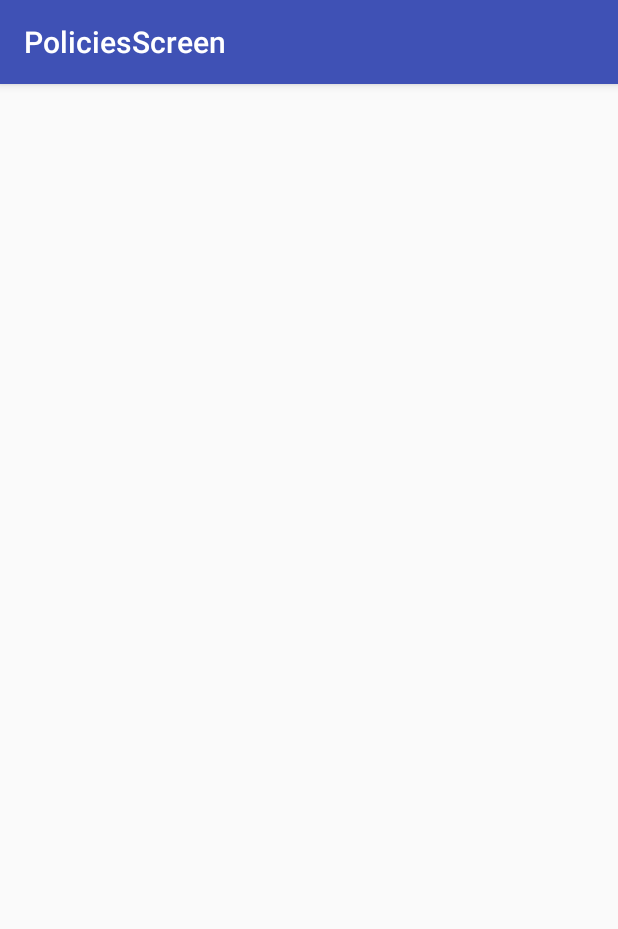
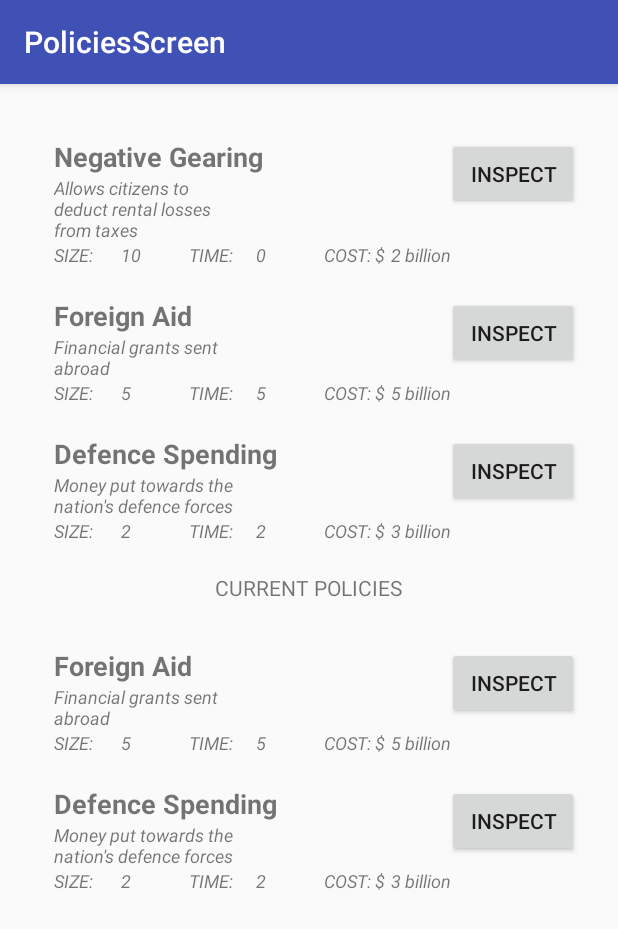
Before and after one commit to YiannisChambers/Geopolitique, an Android app: the PoliciesScreen screen opened directly, with no data from a screen before it, on a phone screen of 412 x 824 dp. Shown: the top 929 px of the screen. Run offline under Robolectric (Android 15) with nearby library versions, the phone set to English and light mode, and no system bars.

Commit message:
Added working Policy screen.

```diff
--- a/Geopolitique/app/src/main/AndroidManifest.xml
+++ b/Geopolitique/app/src/main/AndroidManifest.xml
@@ -50,6 +50,10 @@
         <activity
             android:name=".PoliciesScreen"
             android:label="@string/title_activity_policies_screen"
+            android:theme="@style/AppTheme.NoActionBar" />
+        <activity
+            android:name=".PolicyActivity"
+            android:label="@string/title_activity_policy"
             android:theme="@style/AppTheme.NoActionBar"></activity>
     </application>
 
--- a/Geopolitique/app/src/main/java/geopolitique/id11699156/com/geopolitique/Model.java
+++ b/Geopolitique/app/src/main/java/geopolitique/id11699156/com/geopolitique/Model.java
@@ -80,8 +80,11 @@ public class Model {
         effects.add(new Effect(Constants.AVERAGE_INCOME, -1000));
         effects.add(new Effect(Constants.POPULARITY, 5));
         effects.add(new Effect(Constants.INTERNATIONAL_POPULARITY, -1));
-        Policy p2 = new Policy("Defence spending", "Money put towards the nation's defence forces", effects, 2, 2500000000f, Constants.DEFENCE);
+        Policy p2 = new Policy("Defence Spending", "Money put towards the nation's defence forces", effects, 2, 2500000000f, Constants.DEFENCE);
         country.getGovernment().getCabinet().getDefenceMinister().addPolicy(p2);
+
+        policies.add(p);
+        policies.add(p2);
     }
     public static LinkedList<Policy> getPolicies() {
         return policies;
--- a/Geopolitique/app/src/main/java/geopolitique/id11699156/com/geopolitique/PoliciesAdapter.java
+++ b/Geopolitique/app/src/main/java/geopolitique/id11699156/com/geopolitique/PoliciesAdapter.java
@@ -1,6 +1,7 @@
 package geopolitique.id11699156.com.geopolitique;
 
 import android.content.Context;
+import android.content.Intent;
 import android.support.v7.widget.RecyclerView;
 import android.view.LayoutInflater;
 import android.view.View;
@@ -10,6 +11,7 @@ import android.widget.LinearLayout;
 import android.widget.TextView;
 
 import java.util.ArrayList;
+import java.util.Arrays;
 import java.util.LinkedList;
 
 /**
@@ -17,94 +19,73 @@ import java.util.LinkedList;
  */
 public class PoliciesAdapter extends RecyclerView.Adapter<PoliciesAdapter.PoliciesAdapterViewHolder> {
 
-    private ArrayList<Minister> mMinisters;
+    private ArrayList<Policy> mPolicies;
     private Context mContext;
     private Cabinet mCabinet;
     private boolean isSettingMinister = false;
 
-    public PoliciesAdapter(Context context, Cabinet cabinet, boolean isSetting) {
-        mCabinet = cabinet;
-        mMinisters = new ArrayList<Minister>(cabinet.getMinisters());
+    public PoliciesAdapter(Context context, LinkedList<Policy> policies) {
+        mPolicies = new ArrayList<Policy>(policies);
         mContext = context;
-        isSettingMinister = isSetting;
     }
 
     @Override
     public PoliciesAdapterViewHolder onCreateViewHolder(ViewGroup parent, int viewType) {
         //Inflate a new adapter row
-        View rowView = LayoutInflater.from(parent.getContext()).inflate(R.layout.minister_adapter_item, parent, false);
+        View rowView = LayoutInflater.from(parent.getContext()).inflate(R.layout.policy_adapter_item, parent, false);
         return new PoliciesAdapterViewHolder(rowView);
     }
 
     @Override
     public void onBindViewHolder(PoliciesAdapterViewHolder holder, int position) {
 
-        final Minister minister = mMinisters.get(position);
+        final Policy policy  = mPolicies.get(position);
 
         final int pos = position;
 
-        if(minister == null){
-            holder.mStats.setVisibility(View.INVISIBLE);
-            holder.mName.setText("Not Selected");
-        }
-        else
-        {
-            holder.mName.setText(minister.mLastName + ", " + minister.mFirstName.charAt(0));
-            holder.mKnowledge.setText("" + minister.getKnowledge());
-            holder.mExperience.setText("" + minister.getExperience());
-            holder.mWorkload.setText("" + minister.getWorkload());
-        }
 
-        holder.mTitle.setText(Cabinet.getTitle(position));
-        if(isSettingMinister) {
-            holder.mButton.setText("SET");
+            holder.mName.setText(policy.getName());
+            holder.mDescription.setText(policy.getDescription());
+            holder.mSize.setText(policy.getSize() + "");
+            holder.mCost.setText("" + NumberHelper.getWordedVersion(policy.getCost()));
+            holder.mTimeToComplete.setText("" + policy.getTimeToComplete());
+
             holder.mButton.setOnClickListener(new View.OnClickListener() {
                 @Override
                 public void onClick(View v) {
-                    MinistersActivity.OnSetClick(v, pos);
+                    Intent intent = new Intent(mContext, PolicyActivity.class);
+                    intent.putExtra(Constants.INTENT_POLICY_NUMBER, pos);
+                    mContext.startActivity(intent);
                 }
             });
-        }
-        else
-        {
-            holder.mButton.setOnClickListener(new View.OnClickListener() {
-                @Override
-                public void onClick(View v) {
-                    CabinetActivity.OnChangeClick(v, pos);
-                }
-            });
-        }
-
 
         holder.itemView.setTag(position);
     }
 
     @Override
     public int getItemCount() {
-        return mMinisters.toArray().length;
+        return mPolicies.toArray().length;
     }
 
     public class PoliciesAdapterViewHolder extends RecyclerView.ViewHolder {
 
         private TextView mName;
-        private TextView mTitle;
-        private TextView mKnowledge;
-        private TextView mWorkload;
-        private TextView mExperience;
+        private TextView mDescription;
+        private TextView mSize;
+        private TextView mCost;
+        private TextView mTimeToComplete;
         private Button mButton;
-        private LinearLayout mStats;
 
         public PoliciesAdapterViewHolder(View itemView) {
             super(itemView);
 
             //Initialise fields from Views on row
-            mName = (TextView) itemView.findViewById(R.id.minister_adapter_name);
-            mTitle = (TextView) itemView.findViewById(R.id.minister_adapter_title);
-            mKnowledge = (TextView) itemView.findViewById(R.id.minister_adapter_knowledge);
-            mWorkload = (TextView) itemView.findViewById(R.id.minister_adapter_workload);
-            mExperience = (TextView) itemView.findViewById(R.id.minister_adapter_experience);
-            mButton = (Button) itemView.findViewById(R.id.minister_adapter_change_button);
-            mStats = (LinearLayout) itemView.findViewById(R.id.minister_adapter_stats);
+            mName = (TextView) itemView.findViewById(R.id.policy_adapter_name);
+            mDescription = (TextView) itemView.findViewById(R.id.policy_adapter_description);
+            mSize  = (TextView) itemView.findViewById(R.id.policy_adapter_size);
+            mCost = (TextView) itemView.findViewById(R.id.policy_adapter_cost);
+            mTimeToComplete = (TextView) itemView.findViewById(R.id.policy_adapter_time);
+            mButton = (Button) itemView.findViewById(R.id.policy_adapter_change_button);
         }
     }
 }
--- a/Geopolitique/app/src/main/java/geopolitique/id11699156/com/geopolitique/PoliciesScreen.java
+++ b/Geopolitique/app/src/main/java/geopolitique/id11699156/com/geopolitique/PoliciesScreen.java
@@ -4,10 +4,16 @@ import android.os.Bundle;
 import android.support.design.widget.FloatingActionButton;
 import android.support.design.widget.Snackbar;
 import android.support.v7.app.AppCompatActivity;
+import android.support.v7.widget.LinearLayoutManager;
+import android.support.v7.widget.RecyclerView;
 import android.support.v7.widget.Toolbar;
 import android.view.View;
 
 public class PoliciesScreen extends AppCompatActivity {
+
+    private PoliciesAdapter mAdapter;
+
+    private PoliciesAdapter mAdapter2;
 
     @Override
     protected void onCreate(Bundle savedInstanceState) {
@@ -16,6 +22,30 @@ public class PoliciesScreen extends AppCompatActivity {
         Toolbar toolbar = (Toolbar) findViewById(R.id.toolbar);
         setSupportActionBar(toolbar);
 
+        setUpList();
+
+    }
+
+    private void setUpList(){
+        RecyclerView recyclerView = (RecyclerView) findViewById(R.id.policies_screen_recycler_view);
+        final LinearLayoutManager layoutManager = new LinearLayoutManager(this);
+        recyclerView.setLayoutManager(layoutManager);
+
+        //Create and populate adapter
+        mAdapter = new PoliciesAdapter(this, Model.getPolicies());
+        recyclerView.setAdapter(mAdapter);
+        mAdapter.notifyDataSetChanged();
+
+
+        //Current policies list
+        RecyclerView recyclerView2 = (RecyclerView) findViewById(R.id.current_policies_screen_recycler_view);
+        final LinearLayoutManager layoutManager2 = new LinearLayoutManager(this);
+        recyclerView2.setLayoutManager(layoutManager2);
+
+        //Create and populate adapter
+        mAdapter2 = new PoliciesAdapter(this, Model.getCountry().getGovernment().getCabinet().getTotalPolicies());
+        recyclerView2.setAdapter(mAdapter2);
+        mAdapter2.notifyDataSetChanged();
     }
 
 }
--- a/Geopolitique/app/src/main/res/layout/content_policies_screen.xml
+++ b/Geopolitique/app/src/main/res/layout/content_policies_screen.xml
@@ -12,10 +12,31 @@
     tools:context="geopolitique.id11699156.com.geopolitique.PoliciesScreen"
     tools:showIn="@layout/activity_policies_screen">
 
-    <android.support.v7.widget.RecyclerView
+    <LinearLayout
         android:layout_width="wrap_content"
         android:layout_height="wrap_content"
-        android:id="@+id/policies_screen_recycler_view">
-    </android.support.v7.widget.RecyclerView>
+        android:orientation="vertical">
+
+        <android.support.v7.widget.RecyclerView
+            android:layout_width="wrap_content"
+            android:layout_height="wrap_content"
+            android:id="@+id/policies_screen_recycler_view">
+        </android.support.v7.widget.RecyclerView>
+
+        <TextView
+            android:layout_width="wrap_content"
+            android:layout_height="wrap_content"
+            android:text="CURRENT POLICIES"
+            android:layout_gravity="center_horizontal"
+            android:layout_marginTop="20dp"
+            android:layout_marginBottom="10dp"/>
+
+        <android.support.v7.widget.RecyclerView
+            android:layout_width="wrap_content"
+            android:layout_height="wrap_content"
+            android:id="@+id/current_policies_screen_recycler_view">
+        </android.support.v7.widget.RecyclerView>
+
+    </LinearLayout>
 
 </RelativeLayout>
--- /dev/null
+++ b/Geopolitique/app/src/main/res/layout/policy_adapter_item.xml
@@ -0,0 +1,138 @@
+<?xml version="1.0" encoding="utf-8"?>
+<RelativeLayout xmlns:android="http://schemas.android.com/apk/res/android"
+    android:layout_width="match_parent"
+    android:layout_height="wrap_content"
+    android:orientation="vertical">
+
+    <ScrollView
+        android:layout_width="wrap_content"
+        android:layout_height="wrap_content">
+
+        <RelativeLayout
+            android:layout_width="match_parent"
+            android:layout_height="wrap_content"
+            android:layout_marginTop="20dp">
+
+            <LinearLayout
+                android:id="@+id/policy_adapter_names"
+                android:layout_width="wrap_content"
+                android:layout_height="wrap_content"
+                android:layout_marginLeft="20dp"
+                android:orientation="vertical">
+
+                <TextView
+                    android:id="@+id/policy_adapter_name"
+                    android:layout_width="wrap_content"
+                    android:layout_height="wrap_content"
+                    android:text="POLICY NAME"
+                    android:textSize="18dp"
+                    android:textStyle="bold" />
+
+                <TextView
+                    android:id="@+id/policy_adapter_description"
+                    android:layout_width="120dp"
+                    android:layout_height="wrap_content"
+                    android:layout_below="@id/policy_adapter_name"
+                    android:maxLines="10"
+                    android:text="Description of Policy"
+                    android:textSize="12dp"
+                    android:textStyle="italic" />
+
+            </LinearLayout>
+
+            <Button
+                android:id="@+id/policy_adapter_change_button"
+                android:layout_width="wrap_content"
+                android:layout_height="wrap_content"
+                android:layout_alignParentRight="true"
+                android:layout_marginLeft="5dp"
+                android:layout_marginRight="10dp"
+                android:text="INSPECT"></Button>
+
+            <LinearLayout
+                android:id="@+id/policy_adapter_stats"
+                android:layout_width="wrap_content"
+                android:layout_height="wrap_content"
+                android:layout_below="@id/policy_adapter_names"
+                android:layout_marginLeft="20dp"
+                android:orientation="horizontal">
+
+                <LinearLayout
+                    android:layout_width="90dp"
+                    android:layout_height="wrap_content"
+                    android:orientation="horizontal">
+
+                    <TextView
+                        android:layout_width="20dp"
+                        android:layout_height="wrap_content"
+                        android:layout_weight="1"
+                        android:text="SIZE: "
+                        android:textSize="12dp"
+                        android:textStyle="italic" />
+
+                    <TextView
+                        android:id="@+id/policy_adapter_size"
+                        android:layout_width="20dp"
+                        android:layout_height="wrap_content"
+                        android:layout_weight="1"
+                        android:text="XX"
+                        android:textSize="12dp"
+                        android:textStyle="italic" />
+
+                </LinearLayout>
+
+                <LinearLayout
+                    android:layout_width="90dp"
+                    android:layout_height="wrap_content"
+                    android:orientation="horizontal">
+
+                    <TextView
+                        android:layout_width="20dp"
+                        android:layout_height="wrap_content"
+                        android:layout_weight="1"
+                        android:text="TIME: "
+                        android:textSize="12dp"
+                        android:textStyle="italic" />
+
+                    <TextView
+                        android:id="@+id/policy_adapter_time"
+                        android:layout_width="20dp"
+                        android:layout_height="wrap_content"
+                        android:layout_weight="1"
+                        android:text="XX"
+                        android:textSize="12dp"
+                        android:textStyle="italic" />
+
+                </LinearLayout>
+
+                <LinearLayout
+                    android:layout_width="90dp"
+                    android:layout_height="wrap_content"
+                    android:orientation="horizontal">
+
+                    <TextView
+                        android:layout_width="20dp"
+                        android:layout_height="wrap_content"
+                        android:layout_weight="1"
+                        android:text="COST: $"
+                        android:textSize="12dp"
+                        android:textStyle="italic" />
+
+                    <TextView
+                        android:id="@+id/policy_adapter_cost"
+                        android:layout_width="20dp"
+                        android:layout_height="wrap_content"
+                        android:layout_weight="1"
+                        android:text="XX"
+                        android:textSize="12dp"
+                        android:textStyle="italic" />
+
+                </LinearLayout>
+
+            </LinearLayout>
+
+        </RelativeLayout>
+    </ScrollView>
+
+
+</RelativeLayout>
--- a/Geopolitique/app/src/main/res/values/strings.xml
+++ b/Geopolitique/app/src/main/res/values/strings.xml
@@ -64,4 +64,5 @@
     <string name="title_activity_ministers">MinistersActivity</string>
     <string name="title_activity_polls_screen">PollsScreen</string>
     <string name="title_activity_policies_screen">PoliciesScreen</string>
+    <string name="title_activity_policy">PolicyActivity</string>
 </resources>
```
Also changed, not shown: Geopolitique/app/src/main/java/geopolitique/id11699156/com/geopolitique/Constants.java (+7 -7 lines), Geopolitique/app/src/main/java/geopolitique/id11699156/com/geopolitique/Government.java (+20 -0 lines), Geopolitique/app/src/main/java/geopolitique/id11699156/com/geopolitique/HomeScreenActivity.java (+11 -0 lines), Geopolitique/app/src/main/java/geopolitique/id11699156/com/geopolitique/PolicyActivity.java (added, +145 -0 lines), Geopolitique/app/src/main/res/layout/activity_policy.xml (added, +34 -0 lines), Geopolitique/app/src/main/res/layout/content_policy.xml (added, +170 -0 lines).
